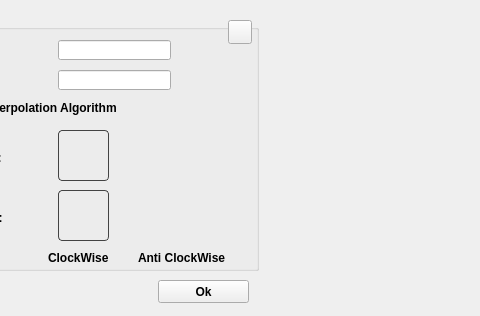
The window that mDrawGui/CarSetup.ui (Makeblock-official/mDrawBot) describes before a commit, drawn with Qt 5; both pictures show x 132 to 612 and y 0 to 316 of the 1020 by 316 pixel window.
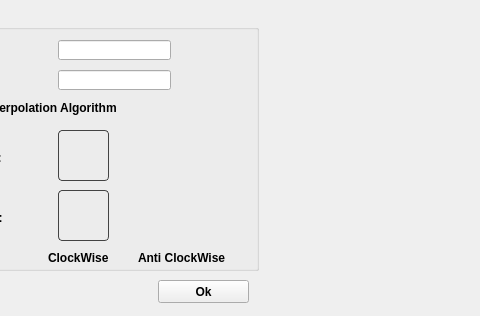
The same window after the commit. Icons and pictures are not drawn.

Commit message: delete some Invalid button

Diff of the .ui file:
```diff
--- a/mDrawGui/CarSetup.ui
+++ b/mDrawGui/CarSetup.ui
@@ -149,33 +149,6 @@
      <pixmap resource="images.qrc">:/images/stepping_motor-anticlockwise.png</pixmap>
     </property>
    </widget>
-   <widget class="QPushButton" name="pushButton">
-    <property name="geometry">
-     <rect>
-      <x>350</x>
-      <y>10</y>
-      <width>24</width>
-      <height>24</height>
-     </rect>
-    </property>
-    <property name="styleSheet">
-     <string notr="true"> QPushButton {
-	border-image: url(:/images/help-icon.png) 0;
- }
-
- QPushButton:hover {
-	border-image: url(:/images/help-icon-hover.png) 0;
- }
-
- QPushButton:pressed  {
-	border-image: url(:/images/help-icon-click.png) 0;
- }
-</string>
-    </property>
-    <property name="text">
-     <string/>
-    </property>
-   </widget>
    <widget class="QLabel" name="label_5">
     <property name="geometry">
      <rect>
```
The commit also changes 19 other files.
